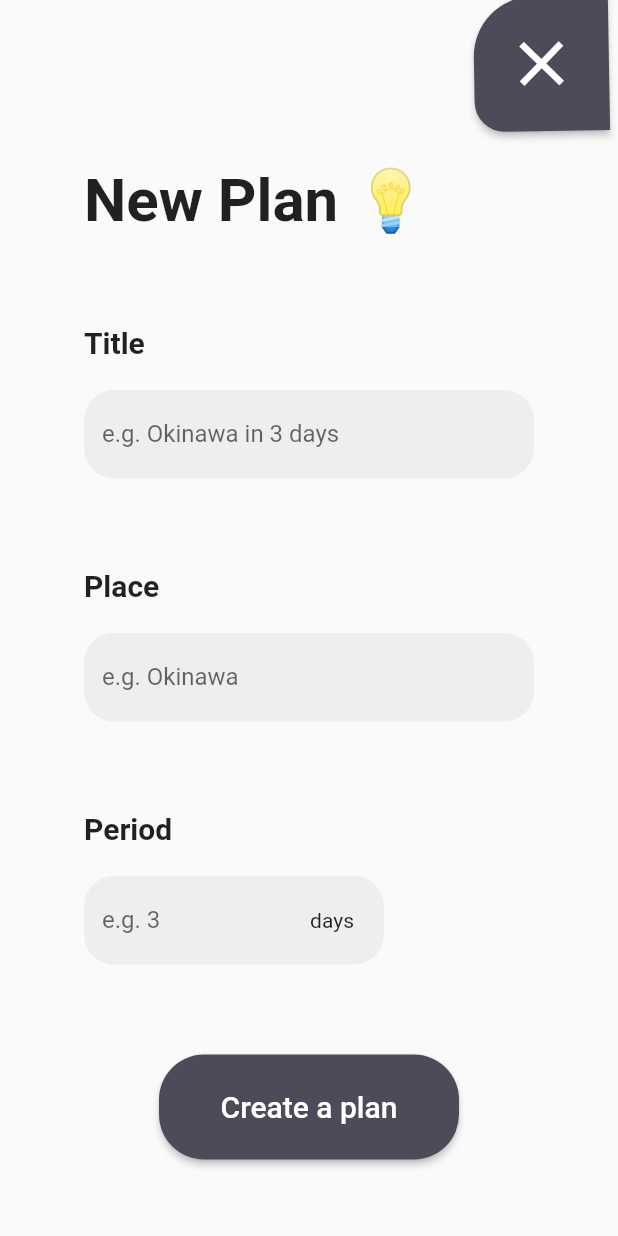
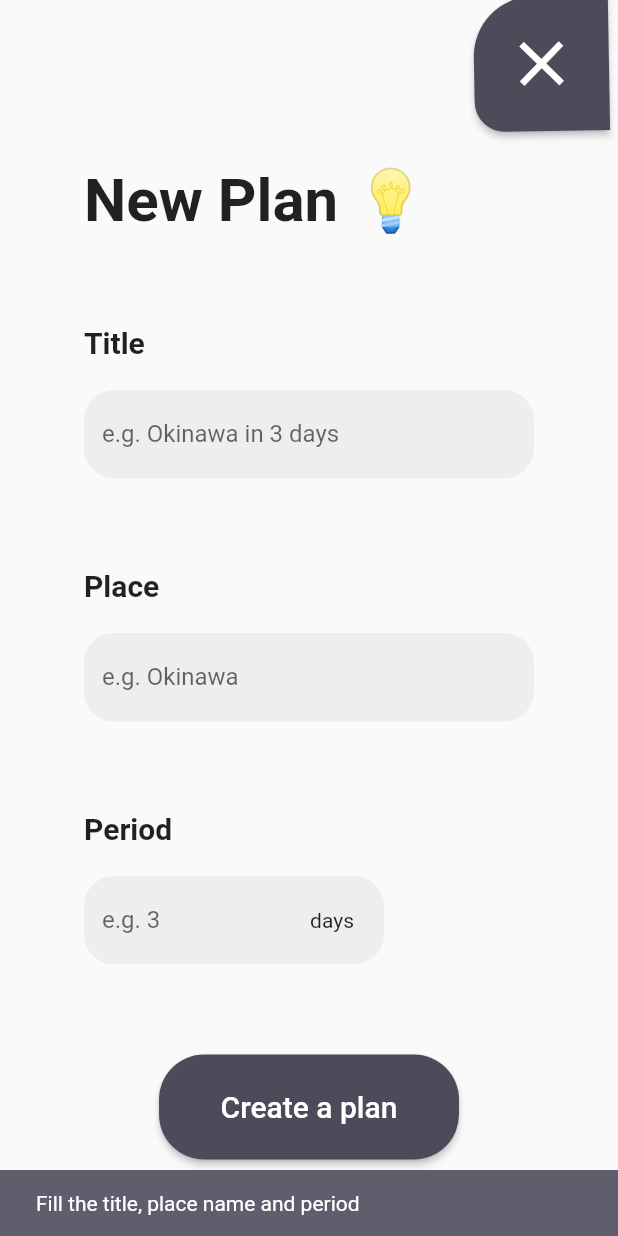
Before and after one commit to aoiorio/Travel-Knock, a Flutter app: the NewPlanScreen screen opened directly, after a tap on "Create a plan", on a phone screen of 412 x 824 dp. Run offline on Flutter 3.47's test engine with Material 2 defaults, Android fonts, the phone set to English and light mode, and no system bars; our stand-ins replace carousel_slider, flutter_custom_clippers, image_picker, supabase_flutter; missing offline and left inert: flutter_appauth; accounts and stored records are empty; network calls fail.

Commit message:
created the mock of develop_plan_page, and implemented transition

```diff
--- a/lib/screen/create_plan/new_plan.dart
+++ b/lib/screen/create_plan/new_plan.dart
@@ -1,9 +1,9 @@
-
 import 'package:flutter/material.dart';
 import 'package:flutter/services.dart';
 
 import 'package:supabase_flutter/supabase_flutter.dart';
 import 'package:travelknock/components/custom_text_field.dart';
+import 'package:travelknock/screen/create_plan/develop_plan.dart';
 import '../login.dart';
 import 'dart:math';
 
@@ -13,9 +13,9 @@ class NewPlanScreen extends StatelessWidget {
   @override
   Widget build(BuildContext context) {
     final supabase = Supabase.instance.client;
-    final _planTitleController = TextEditingController();
-    final _placeNameController = TextEditingController();
-    final _periodController = TextEditingController();
+    final planTitleController = TextEditingController();
+    final placeNameController = TextEditingController();
+    final periodController = TextEditingController();
 
     void signOut() async {
       await supabase.auth.signOut();
@@ -71,14 +71,6 @@ class NewPlanScreen extends StatelessWidget {
               const SizedBox(
                 height: 110,
               ),
-              // logout button
-              // IconButton(
-              //   onPressed: signOut,
-              //   icon: const Icon(
-              //     Icons.exit_to_app,
-              //     size: 40,
-              //   ),
-              // ),
               const Text(
                 'New Plan 💡',
                 style: TextStyle(
@@ -92,7 +84,7 @@ class NewPlanScreen extends StatelessWidget {
               CustomTextField(
                 title: 'Title',
                 labelText: 'e.g. Okinawa in 3 days',
-                controller: _planTitleController,
+                controller: planTitleController,
               ),
               const SizedBox(
                 height: 60,
@@ -100,7 +92,7 @@ class NewPlanScreen extends StatelessWidget {
               CustomTextField(
                 title: 'Place',
                 labelText: 'e.g. Okinawa',
-                controller: _placeNameController,
+                controller: placeNameController,
               ),
               const SizedBox(
                 height: 60,
@@ -131,7 +123,7 @@ class NewPlanScreen extends StatelessWidget {
                     filled: true,
                     floatingLabelBehavior: FloatingLabelBehavior.never,
                   ),
-                  controller: _periodController,
+                  controller: periodController,
                   inputFormatters: [FilteringTextInputFormatter.digitsOnly],
                 ),
               ),
@@ -143,7 +135,30 @@ class NewPlanScreen extends StatelessWidget {
                   width: 200,
                   child: ElevatedButton(
                     // DONE create a transition to PlansScreen and add details to the database
-                    onPressed: () {},
+                    onPressed: () {
+                      if (planTitleController.text.isEmpty ||
+                          placeNameController.text.isEmpty ||
+                          periodController.text.isEmpty) {
+                        ScaffoldMessenger.of(context).showSnackBar(
+                          const SnackBar(
+                            content: Text(
+                              'Fill the title, place name and period',
+                            ),
+                            backgroundColor: Color.fromARGB(255, 94, 94, 109),
+                          ),
+                        );
+                        return;
+                      }
+                      Navigator.of(context).push(
+                        MaterialPageRoute(
+                          builder: (context) {
+                            return DevelopPlanScreen(
+                                title: planTitleController.text,
+                                dayNumber: periodController.text);
+                          },
+                        ),
+                      );
+                    },
                     style: ElevatedButton.styleFrom(
                         backgroundColor: const Color(0xff4B4B5A),
                         shape: RoundedRectangleBorder(
--- a/lib/screen/plans.dart
+++ b/lib/screen/plans.dart
@@ -281,7 +281,7 @@ class PlansScreen extends StatelessWidget {
                                   mainAxisAlignment: MainAxisAlignment.center,
                                   children: [
                                     Flexible(
-                                      child: Container(
+                                      child: SizedBox(
                                         width: 120,
                                         height: 50,
                                         child: Text(
```
Also changed, not shown: lib/screen/create_plan/develop_plan.dart (added, +186 -0 lines).
